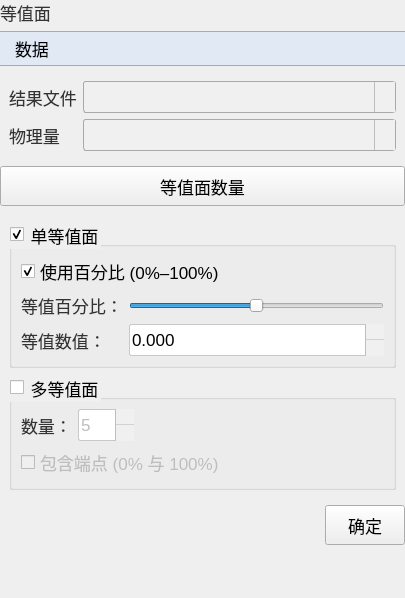
Old version of the form plugins/Base_PostProcessing/IsosurfaceSettingsWidget.ui in the repository asd977/base_cae.
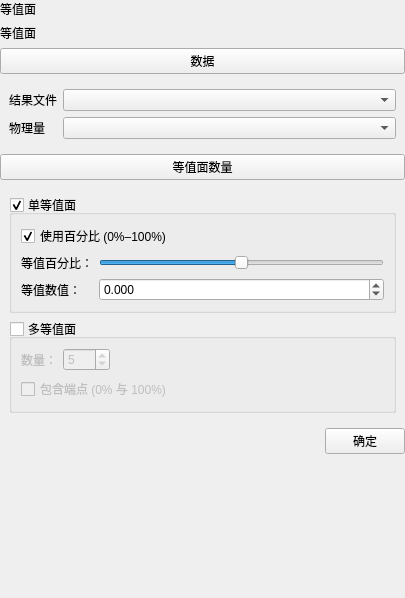
New version of the form. Icons and pictures are not drawn.

Commit message: fix(ui): place verticalSpacer at page root layout end

Patch:
```diff
--- a/plugins/Base_PostProcessing/IsosurfaceSettingsWidget.ui
+++ b/plugins/Base_PostProcessing/IsosurfaceSettingsWidget.ui
@@ -13,104 +13,6 @@
   <property name="windowTitle">
    <string>等值面</string>
   </property>
-  <property name="styleSheet">
-   <string notr="true">QWidget{
-font-family: &quot;Microsoft YaHei&quot;, &quot;微软雅黑&quot;;
-}
-QPushButton {
-    font-size: 17px;
-    min-height: 32px;
-}
-QPushButton#pushButton {
-    background-color: rgb(224, 233, 244);
-    border-width: 1px;
-    border-color: rgb(121, 121, 121);
-    border-style: solid;
-    min-height: 33px;
-    border-top: 1px solid rgb(169, 169, 169);
-    border-bottom: 1px solid rgb(169, 169, 169);
-    border-left: none;
-    border-right: none;
-    text-align: left;
-    padding-left: 15px;
-    font-size: 17px;
-}
-QLabel {
-    font-size: 17px;
-    color: rgb(51, 51, 51);
-}
-QLabel#pageNameLabel {
-    font-size: 20px;
-    padding-left: 9px;
-    color: rgb(53, 103, 147);
-}
-QLineEdit, QTextEdit, QPlainTextEdit, QSpinBox, QDoubleSpinBox, QDateTimeEdit {
-    border: 1px solid rgb(200, 200, 200);
-    border-radius: 2px;
-    font-size: 17px;
-    min-height: 30px;
-}
-QLineEdit:focus, QTextEdit:focus, QPlainTextEdit:focus,
-QSpinBox:focus, QDoubleSpinBox:focus, QDateTimeEdit:focus {
-    border-color: rgb(100, 100, 255);
-    outline: none;
-}
-QComboBox {
-    font-size: 17px;
-    color: rgb(51, 51, 51);
-    padding-left: 6px;
-    background: rgb(240, 240, 240);
-    border: 1px solid rgb(169, 169, 169);
-    border-radius: 3px;
-    min-height: 30px;
-}
-QComboBox::drop-down {
-    subcontrol-origin: padding;
-    subcontrol-position: top right;
-    width: 20px;
-    background: rgb(240, 240, 240);
-    border-left: 1px solid rgb(190, 190, 190);
-}
-QComboBox::down-arrow {
-    image: url(:/resources/arrow_down_drawn.svg);
-    width: 12px;
-    height: 12px;
-}
-QSpinBox::up-button, QDoubleSpinBox::up-button {
-    subcontrol-origin: border;
-    subcontrol-position: top right;
-    width: 18px;
-    border-left: 1px solid rgb(190, 190, 190);
-    border-bottom: 1px solid rgb(210, 210, 210);
-    background: rgb(240, 240, 240);
-}
-QSpinBox::down-button, QDoubleSpinBox::down-button {
-    subcontrol-origin: border;
-    subcontrol-position: bottom right;
-    width: 18px;
-    border-left: 1px solid rgb(190, 190, 190);
-    background: rgb(240, 240, 240);
-}
-QSpinBox::up-arrow, QDoubleSpinBox::up-arrow {
-    image: url(:/resources/arrow_up_drawn.svg);
-    width: 10px;
-    height: 10px;
-}
-QSpinBox::down-arrow, QDoubleSpinBox::down-arrow {
-    image: url(:/resources/arrow_down_drawn.svg);
-    width: 10px;
-    height: 10px;
-}
-QRadioButton, QCheckBox, QGroupBox {
-    font-size: 17px;
-}
-QTableWidget, QTreeWidget, QListWidget {
-    font-size: 16px;
-    gridline-color: rgb(210, 210, 210);
-}
-
-</string>
-  </property>
   <layout class="QVBoxLayout" name="verticalLayout_root">
    <property name="leftMargin">
     <number>0</number>
@@ -124,7 +26,14 @@
    <property name="bottomMargin">
     <number>0</number>
    </property>
-   <item>
+      <item>
+    <widget class="QLabel" name="pageNameLabel">
+     <property name="text">
+      <string>等值面</string>
+     </property>
+    </widget>
+   </item>
+<item>
     <widget class="QLabel" name="label">
      <property name="text">
       <string>等值面</string>
@@ -368,7 +277,20 @@
      </property>
     </spacer>
    </item>
-  </layout>
+  <item>
+    <spacer name="verticalSpacer">
+     <property name="orientation">
+      <enum>Qt::Vertical</enum>
+     </property>
+     <property name="sizeHint" stdset="0">
+      <size>
+       <width>20</width>
+       <height>40</height>
+      </size>
+     </property>
+    </spacer>
+   </item>
+</layout>
  </widget>
  <resources/>
  <connections/>
```
Left out of the diff: 12 changed lines with no effect on the pictures. The commit also changes 45 other files.
